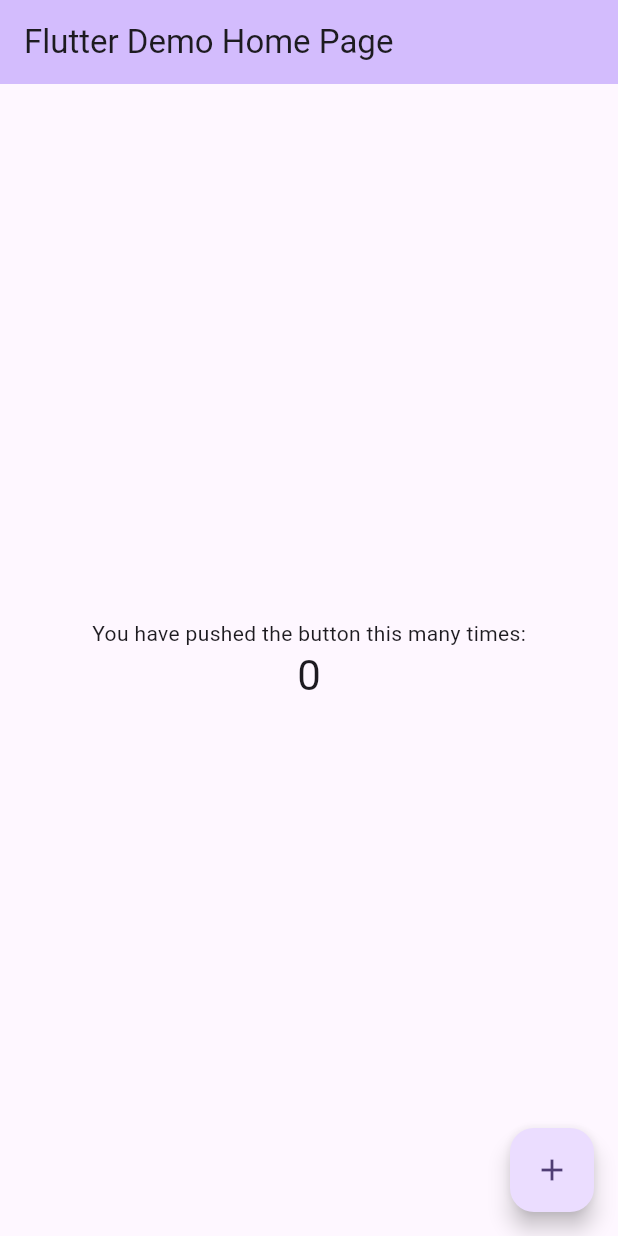
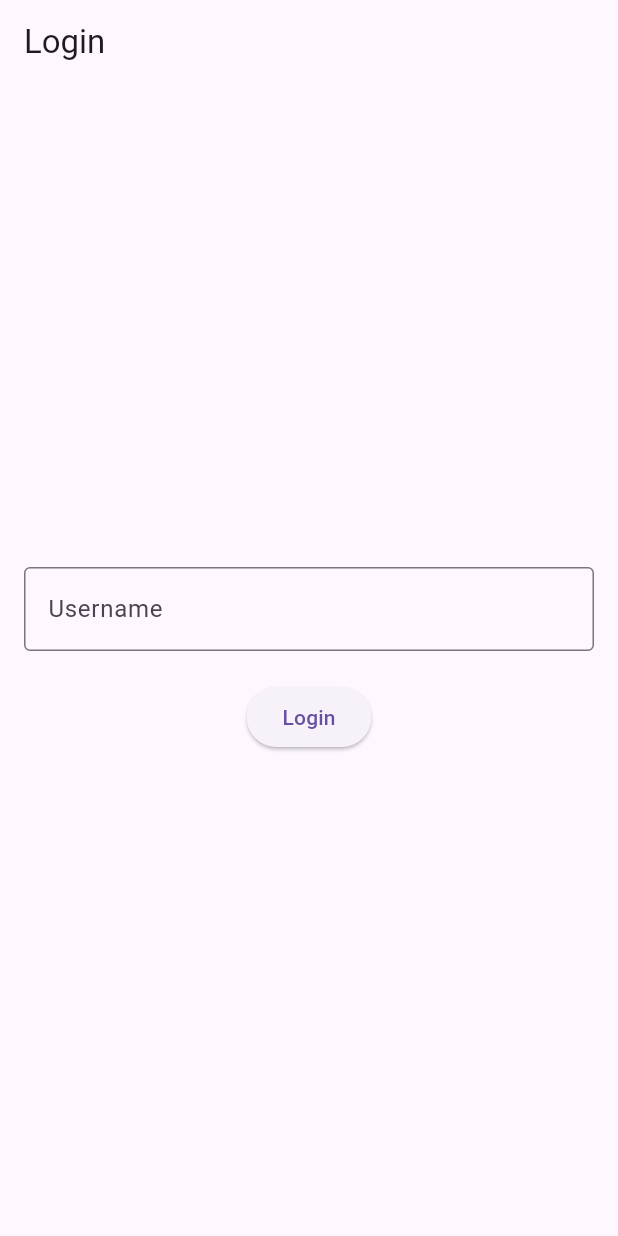
Before and after one commit to DeadEye27/123230093_Latres_Prak-TPM, a Flutter app: the screen it shows after launch, on a phone screen of 412 x 824 dp. Run offline on Flutter 3.47's test engine with Material 3 defaults, Android fonts, the phone set to English and light mode, and no system bars; our stand-ins replace shared_preferences.

Commit message:
feat: sebagian besar fitur sudah ada

```diff
--- a/lib/main.dart
+++ b/lib/main.dart
@@ -1,4 +1,5 @@
 import 'package:flutter/material.dart';
+import 'pages/login_page.dart';
 
 void main() {
   runApp(const MyApp());
@@ -7,116 +8,14 @@ void main() {
 class MyApp extends StatelessWidget {
   const MyApp({super.key});
 
-  // This widget is the root of your application.
   @override
   Widget build(BuildContext context) {
     return MaterialApp(
-      title: 'Flutter Demo',
+      title: 'Spaceflight App',
       theme: ThemeData(
-        // This is the theme of your application.
-        //
-        // TRY THIS: Try running your application with "flutter run". You'll see
-        // the application has a purple toolbar. Then, without quitting the app,
-        // try changing the seedColor in the colorScheme below to Colors.green
-        // and then invoke "hot reload" (save your changes or press the "hot
-        // reload" button in a Flutter-supported IDE, or press "r" if you used
-        // the command line to start the app).
-        //
-        // Notice that the counter didn't reset back to zero; the application
-        // state is not lost during the reload. To reset the state, use hot
-        // restart instead.
-        //
-        // This works for code too, not just values: Most code changes can be
-        // tested with just a hot reload.
-        colorScheme: .fromSeed(seedColor: Colors.deepPurple),
+        primarySwatch: Colors.deepPurple,
       ),
-      home: const MyHomePage(title: 'Flutter Demo Home Page'),
+      home: const LoginPage(),
     );
   }
 }
-
-class MyHomePage extends StatefulWidget {
-  const MyHomePage({super.key, required this.title});
-
-  // This widget is the home page of your application. It is stateful, meaning
-  // that it has a State object (defined below) that contains fields that affect
-  // how it looks.
-
-  // This class is the configuration for the state. It holds the values (in this
-  // case the title) provided by the parent (in this case the App widget) and
-  // used by the build method of the State. Fields in a Widget subclass are
-  // always marked "final".
-
-  final String title;
-
-  @override
-  State<MyHomePage> createState() => _MyHomePageState();
-}
-
-class _MyHomePageState extends State<MyHomePage> {
-  int _counter = 0;
-
-  void _incrementCounter() {
-    setState(() {
-      // This call to setState tells the Flutter framework that something has
-      // changed in this State, which causes it to rerun the build method below
-      // so that the display can reflect the updated values. If we changed
-      // _counter without calling setState(), then the build method would not be
-      // called again, and so nothing would appear to happen.
-      _counter++;
-    });
-  }
-
-  @override
-  Widget build(BuildContext context) {
-    // This method is rerun every time setState is called, for instance as done
-    // by the _incrementCounter method above.
-    //
-    // The Flutter framework has been optimized to make rerunning build methods
-    // fast, so that you can just rebuild anything that needs updating rather
-    // than having to individually change instances of widgets.
-    return Scaffold(
-      appBar: AppBar(
-        // TRY THIS: Try changing the color here to a specific color (to
-        // Colors.amber, perhaps?) and trigger a hot reload to see the AppBar
-        // change color while the other colors stay the same.
-        backgroundColor: Theme.of(context).colorScheme.inversePrimary,
-        // Here we take the value from the MyHomePage object that was created by
-        // the App.build method, and use it to set our appbar title.
-        title: Text(widget.title),
-      ),
-      body: Center(
-        // Center is a layout widget. It takes a single child and positions it
-        // in the middle of the parent.
-        child: Column(
-          // Column is also a layout widget. It takes a list of children and
-          // arranges them vertically. By default, it sizes itself to fit its
-          // children horizontally, and tries to be as tall as its parent.
-          //
-          // Column has various properties to control how it sizes itself and
-          // how it positions its children. Here we use mainAxisAlignment to
-          // center the children vertically; the main axis here is the vertical
-          // axis because Columns are vertical (the cross axis would be
-          // horizontal).
-          //
-          // TRY THIS: Invoke "debug painting" (choose the "Toggle Debug Paint"
-          // action in the IDE, or press "p" in the console), to see the
-          // wireframe for each widget.
-          mainAxisAlignment: .center,
-          children: [
-            const Text('You have pushed the button this many times:'),
-            Text(
-              '$_counter',
-              style: Theme.of(context).textTheme.headlineMedium,
-            ),
-          ],
-        ),
-      ),
-      floatingActionButton: FloatingActionButton(
-        onPressed: _incrementCounter,
-        tooltip: 'Increment',
-        child: const Icon(Icons.add),
-      ),
-    );
-  }
-}
--- /dev/null
+++ b/lib/pages/login_page.dart
@@ -0,0 +1,56 @@
+import 'package:flutter/material.dart';
+import 'package:shared_preferences/shared_preferences.dart';
+import 'home_page.dart';
+
+class LoginPage extends StatefulWidget {
+  const LoginPage({super.key});
+
+  @override
+  State<LoginPage> createState() => _LoginPageState();
+}
+
+class _LoginPageState extends State<LoginPage> {
+  final TextEditingController _usernameController = TextEditingController();
+
+  void _login() async {
+    String username = _usernameController.text;
+    if (username.isNotEmpty) {
+      SharedPreferences prefs = await SharedPreferences.getInstance();
+      await prefs.setString('username', username);
+
+      if(mounted){
+        Navigator.pushReplacement(
+          context,
+          MaterialPageRoute(builder: (context) => const HomePage()),
+        );
+      }
+    }
+  }
+
+  @override
+  Widget build(BuildContext context) {
+    return Scaffold(
+      appBar: AppBar(title: const Text("Login")),
+      body: Padding(
+        padding: const EdgeInsets.all(16.0),
+        child: Column(
+          mainAxisAlignment: MainAxisAlignment.center,
+          children: [
+            TextField(
+              controller: _usernameController,
+              decoration: const InputDecoration(
+                labelText: "Username",
+                border: OutlineInputBorder(),
+              ),
+            ),
+            const SizedBox(height: 20),
+            ElevatedButton(
+              onPressed: _login,
+              child: const Text("Login"),
+            )
+          ],
+        ),
+      ),
+    );
+  }
+}
--- a/pubspec.yaml
+++ b/pubspec.yaml
@@ -34,6 +34,9 @@ dependencies:
   # The following adds the Cupertino Icons font to your application.
   # Use with the CupertinoIcons class for iOS style icons.
   cupertino_icons: ^1.0.8
+  http: ^1.6.0
+  url_launcher: ^6.3.2
+  shared_preferences: ^2.5.5
 
 dev_dependencies:
   flutter_test:
```
Also changed, not shown: lib/models/space_item.dart (added, +31 -0 lines), lib/pages/detail_page.dart (added, +95 -0 lines), lib/pages/home_page.dart (added, +59 -0 lines), lib/pages/list_page.dart (added, +72 -0 lines), lib/services/api_service.dart (added, +28 -0 lines), lib/widgets/menu_card.dart (added, +37 -0 lines), pubspec.lock, 5 other files.
